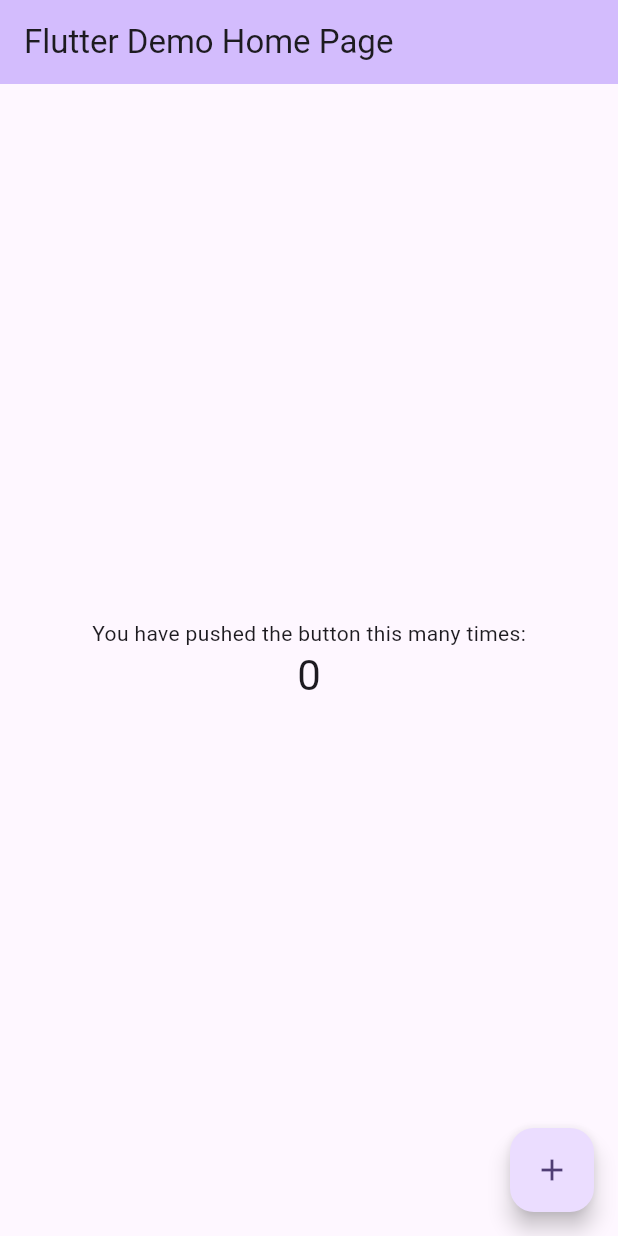
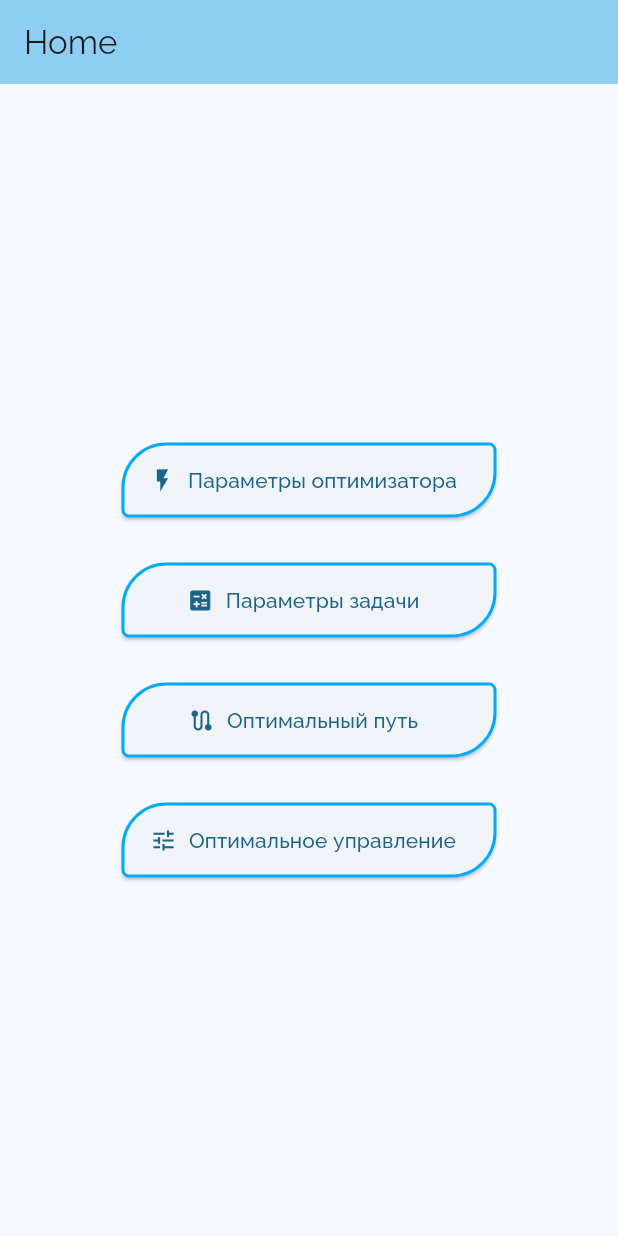
Before and after one commit to yaroslavsin11092004/OptimalControl, a Flutter app: the screen it shows after launch, on a phone screen of 412 x 824 dp. Run offline on Flutter 3.47's test engine with Material 3 defaults, Android fonts, the light colour scheme and no system bars; our stand-ins replace fl_chart, google_fonts.

Commit message:
finish front proto

```diff
--- a/optimal_control/lib/main.dart
+++ b/optimal_control/lib/main.dart
@@ -1,5 +1,10 @@
 import 'package:flutter/material.dart';
-
+import 'package:optimal_control/pages/opt_control_page.dart';
+import 'package:optimal_control/pages/tasks_params_page.dart';
+import './pages/home_page.dart';
+import './pages/optimize_params_page.dart';
+import 'package:google_fonts/google_fonts.dart';
+import './pages/opt_path_page.dart';
 void main() {
   runApp(const MyApp());
 }
@@ -10,56 +15,19 @@ class MyApp extends StatelessWidget {
   @override
   Widget build(BuildContext context) {
     return MaterialApp(
-      title: 'Flutter Demo',
+      title: 'Optimal Control',
       theme: ThemeData(
-        colorScheme: ColorScheme.fromSeed(seedColor: Colors.deepPurple),
+        colorScheme: ColorScheme.fromSeed(seedColor: Colors.lightBlueAccent),
+        textTheme: GoogleFonts.ralewayTextTheme(Theme.of(context).textTheme)
       ),
-      home: const MyHomePage(title: 'Flutter Demo Home Page'),
+      initialRoute: '/',
+      routes: {
+        '/': (context) => HomePage(title: 'Home'),
+        '/optimize_params' : (context) => OptimizeParamsPage(title: 'Optimize Params'),
+        '/tasks_params' : (context) => TasksParamsPage(title: 'Tasks Params'),
+        '/opt_path' : (context) => OptPathPage(title: 'Optimal Path'),
+        '/opt_control' : (context) => OptControlPage(title: 'Optimal Control')
+      },
     );
   }
 }
-
-class MyHomePage extends StatefulWidget {
-  const MyHomePage({super.key, required this.title});
-  final String title;
-
-  @override
-  State<MyHomePage> createState() => _MyHomePageState();
-}
-
-class _MyHomePageState extends State<MyHomePage> {
-  int _counter = 0;
-
-  void _incrementCounter() {
-    setState(() {
-      _counter++;
-    });
-  }
-
-  @override
-  Widget build(BuildContext context) {
-    return Scaffold(
-      appBar: AppBar(
-        backgroundColor: Theme.of(context).colorScheme.inversePrimary,
-        title: Text(widget.title),
-      ),
-      body: Center(
-        child: Column(
-          mainAxisAlignment: MainAxisAlignment.center,
-          children: <Widget>[
-            const Text('You have pushed the button this many times:'),
-            Text(
-              '$_counter',
-              style: Theme.of(context).textTheme.headlineMedium,
-            ),
-          ],
-        ),
-      ),
-      floatingActionButton: FloatingActionButton(
-        onPressed: _incrementCounter,
-        tooltip: 'Increment',
-        child: const Icon(Icons.add),
-      ),
-    );
-  }
-}
--- /dev/null
+++ b/optimal_control/lib/pages/home_page.dart
@@ -0,0 +1,99 @@
+import 'package:flutter/material.dart';
+class HomePage extends StatefulWidget
+{
+  const HomePage({super.key, required this.title});
+  final String title;
+  @override
+  State<HomePage> createState() => _HomePageState();
+}
+class _HomePageState extends State<HomePage>
+{
+  @override
+  Widget build(BuildContext context)
+  {
+    return Scaffold(
+      appBar: AppBar(
+        backgroundColor: Theme.of(context).colorScheme.inversePrimary,
+        title: Text(widget.title)
+      ),
+      body: Center(
+        child: Column(
+          mainAxisAlignment: MainAxisAlignment.center,
+          children: <Widget>[
+            ElevatedButton.icon(
+              onPressed: (){ Navigator.pushNamed(context, '/optimize_params'); },
+              label: Text('Параметры оптимизатора'),
+              icon: Icon(Icons.flash_on),
+              style: ElevatedButton.styleFrom(
+                minimumSize: Size(250,50),
+                shape: RoundedRectangleBorder(
+                  borderRadius: BorderRadius.only(
+                    topLeft: Radius.circular(30),
+                    topRight: Radius.circular(5),
+                    bottomLeft: Radius.circular(5),
+                    bottomRight: Radius.circular(30)
+                  )
+                ),
+                side: BorderSide(color: Colors.lightBlue, width: 2)
+              )
+            ),
+            SizedBox(height: 30),
+            ElevatedButton.icon(
+              onPressed: (){  Navigator.pushNamed(context, '/tasks_params'); },
+              label: Text('Параметры задачи'),
+              icon: Icon(Icons.calculate),
+              style: ElevatedButton.styleFrom(
+                minimumSize: Size(250,50),
+                shape: RoundedRectangleBorder(
+                  borderRadius: BorderRadius.only(
+                    topLeft: Radius.circular(30),
+                    bottomRight: Radius.circular(30),
+                    topRight: Radius.circular(5),
+                    bottomLeft: Radius.circular(5)
+                  )
+                ),
+                side: BorderSide(color: Colors.lightBlue, width: 2)
+              )
+            ),
+            SizedBox(height: 30),
+            ElevatedButton.icon(
+              onPressed: (){ Navigator.pushNamed(context, '/opt_path'); },
+              label: Text('Оптимальный путь'),
+              icon: Icon(Icons.route),
+              style: ElevatedButton.styleFrom(
+                minimumSize: Size(250,50),
+                shape: RoundedRectangleBorder(
+                  borderRadius: BorderRadius.only(
+                    topLeft: Radius.circular(30),
+                    bottomRight: Radius.circular(30),
+                    topRight: Radius.circular(5),
+                    bottomLeft: Radius.circular(5)
+                  )
+                ),
+                side: BorderSide(color: Colors.lightBlue, width: 2)
+              )
+            ),
+            SizedBox(height: 30),
+            ElevatedButton.icon(
+              onPressed: (){Navigator.pushNamed(context, '/opt_control');},
+              label: Text('Оптимальное управление'),
+              icon: Icon(Icons.tune),
+              style: ElevatedButton.styleFrom(
+                minimumSize: Size(250,50),
+                shape: RoundedRectangleBorder(
+                  borderRadius: BorderRadius.only(
+                    topLeft: Radius.circular(30),
+                    bottomRight: Radius.circular(30),
+                    topRight: Radius.circular(5),
+                    bottomLeft: Radius.circular(5)
+                  )
+                ),
+                side: BorderSide(color: Colors.lightBlue, width: 2)
+              )
+            )
+          ]
+        )
+      )
+    );
+  }
+}
--- a/optimal_control/lib/services/ChartApi.dart
+++ /dev/null
@@ -1,6 +0,0 @@
-import 'package:fl_chart/fl_chart.dart';
-
-class ChartApi
-{
-
-}
--- a/optimal_control/pubspec.yaml
+++ b/optimal_control/pubspec.yaml
@@ -34,12 +34,12 @@ dependencies:
   # The following adds the Cupertino Icons font to your application.
   # Use with the CupertinoIcons class for iOS style icons.
   cupertino_icons: ^1.0.8
-
 dev_dependencies:
   flutter_test:
     sdk: flutter
   http: ^1.5.0
-  fl_chart: ^1.1.0
+  fl_chart: ^0.63.0
+  google_fonts: ^6.0.0
   # The "flutter_lints" package below contains a set of recommended lints to
   # encourage good coding practices. The lint set provided by the package is
   # activated in the `analysis_options.yaml` file located at the root of your
```
Also changed, not shown: optimal_control/lib/pages/opt_control_page.dart (added, +26 -0 lines), optimal_control/lib/pages/opt_path_page.dart (added, +27 -0 lines), optimal_control/lib/pages/optimize_params_page.dart (added, +184 -0 lines), optimal_control/lib/pages/tasks_params_page.dart (added, +224 -0 lines), optimal_control/lib/services/chart_api.dart (added, +72 -0 lines), optimal_control/lib/services/core_api.dart (renamed from optimal_control/lib/services/CoreApi.dart, +9 -1 lines), optimal_control/lib/store.dart (added, +8 -0 lines), optimal_control/pubspec.lock, 1 other file.
